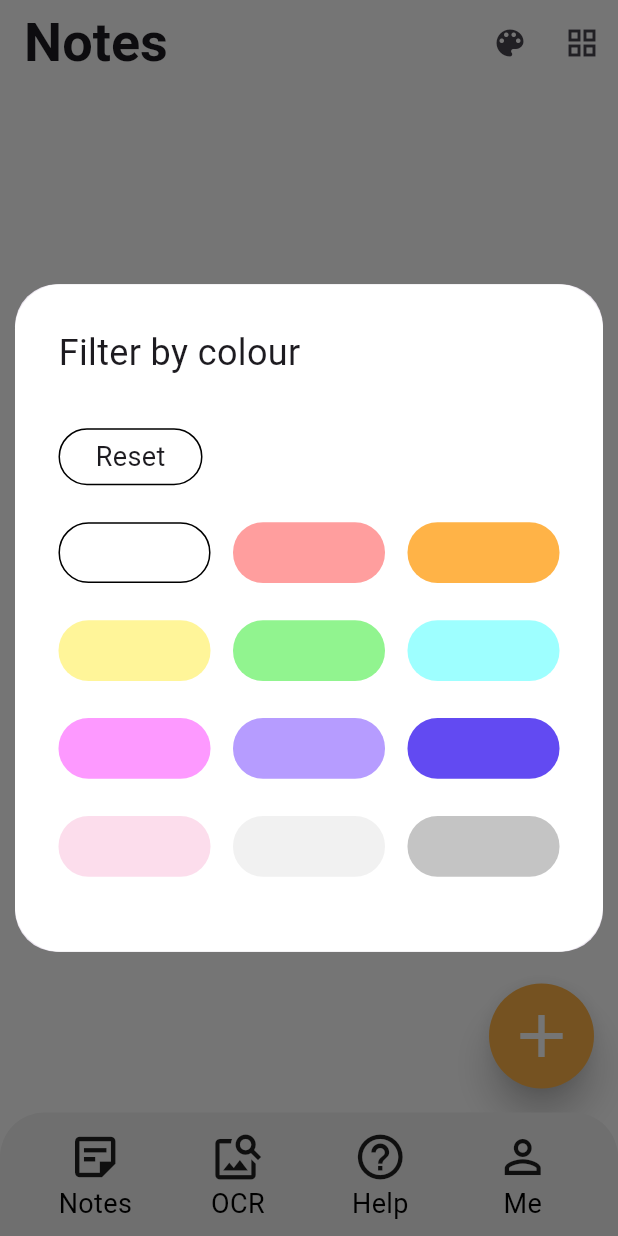
After one commit to Sardorcreate/flutter_projects, a Flutter app: the MainScreen screen opened directly, after a tap on the "color lens" icon, on a phone screen of 412 x 824 dp. The commit adds this screen. Run offline on Flutter 3.47's test engine with Material 3 defaults, Android fonts, the phone set to English and light mode, and no system bars; our stand-ins replace flutter_svg.

Commit message:
notes screen added

```diff
--- a/habit/lib/core/constants/app_colors.dart
+++ b/habit/lib/core/constants/app_colors.dart
@@ -7,6 +7,17 @@ class AppColors {
   static const Color background = Color(0xFFF1F1F1);
   static const Color error = Color(0xFFDD6A57);
   static const Color input = Color(0x40000000);
+
+  static const Color colour1 = Color(0xFFFF9E9E);
+  static const Color colour10 = Color(0xFFC4C4C4);
+  static const Color colour2 = Color(0xFFFFF599);
+  static const Color colour3 = Color(0xFF91F48F);
+  static const Color colour4 = Color(0xFF9EFFFF);
+  static const Color colour5 = Color(0xFFFD99FF);
+  static const Color colour6 = Color(0xFFB69CFF);
+  static const Color colour7 = Color(0xFF624AF2);
+  static const Color colour8 = Color(0xFFFCDDEC);
+
   static const Color lightGray = Color(0xFF787878);
   static const Color orange = Color(0xFFFFB347);
 
--- /dev/null
+++ b/habit/lib/screens/main_screen.dart
@@ -0,0 +1,116 @@
+import 'package:flutter/material.dart';
+import 'package:habit/screens/main_screen_elements/help_screen.dart';
+import 'package:habit/screens/main_screen_elements/notes/notes_screen.dart';
+import 'package:habit/screens/main_screen_elements/ocr_screen.dart';
+import 'package:habit/screens/main_screen_elements/profile_screen.dart';
+
+import '../core/constants/app_colors.dart';
+
+class MainScreen extends StatefulWidget {
+  const MainScreen({super.key});
+
+  @override
+  State<MainScreen> createState() => _MainScreenState();
+}
+
+class _MainScreenState extends State<MainScreen> {
+  int _selectedIndex = 0;
+
+  void changeTab(int index) {
+    if (mounted) {
+      setState(() => _selectedIndex = index);
+    }
+  }
+
+  final List<Widget> _screens = [
+    NotesScreen(),
+    OcrScreen(),
+    HelpScreen(),
+    ProfileScreen(),
+  ];
+
+  final List<IconData> _icon = [
+    Icons.sticky_note_2_outlined,
+    Icons.image_search,
+    Icons.help_outline,
+    Icons.person_outline,
+  ];
+
+  @override
+  void initState() {
+    super.initState();
+  }
+
+  void _onTabSelected(int index) {
+    if (_selectedIndex != index) {
+      setState(() => _selectedIndex = index);
+    }
+  }
+
+  @override
+  Widget build(BuildContext context) {
+
+    double height = MediaQuery.of(context).size.height;
+
+    final List<String> labels = [
+      'Notes',
+      'OCR',
+      'Help',
+      'Me',
+    ];
+    return Scaffold(
+      backgroundColor: AppColors.secondary,
+      body: IndexedStack(index: _selectedIndex, children: _screens),
+      bottomNavigationBar: Container(
+        height: height * 0.1,
+        decoration: BoxDecoration(
+          color: AppColors.background,
+          borderRadius: const BorderRadius.only(
+            topLeft: Radius.circular(30),
+            topRight: Radius.circular(30),
+          ),
+        ),
+        child: BottomAppBar(
+          color: Colors.transparent,
+          elevation: 0,
+          child: Row(
+            children: [
+              _navItem(index: 0, asset: _icon[0], label: labels[0]),
+              _navItem(index: 1, asset: _icon[1], label: labels[1]),
+              _navItem(index: 2, asset: _icon[2], label: labels[2]),
+              _navItem(index: 3, asset: _icon[3], label: labels[3]),
+            ],
+          ),
+        ),
+      ),
+    );
+  }
+
+  Widget _navItem({
+    required int index,
+    required IconData asset,
+    required String label,
+  }) {
+    return Expanded(
+      child: InkWell(
+        highlightColor: Colors.transparent,
+        splashColor: Colors.transparent,
+        onTap: () => _onTabSelected(index),
+        child: Column(
+          mainAxisSize: MainAxisSize.min,
+          children: [
+            Icon(asset, size: 36),
+            Text(
+              label,
+              overflow: TextOverflow.ellipsis,
+              style: TextStyle(
+                color: Colors.black,
+                fontSize: 18
+              )
+            ),
+          ],
+        ),
+      ),
+    );
+  }
+}
--- /dev/null
+++ b/habit/lib/screens/main_screen_elements/help_screen.dart
@@ -0,0 +1,21 @@
+import 'package:flutter/material.dart';
+
+class HelpScreen extends StatefulWidget {
+  const HelpScreen({super.key});
+
+  @override
+  State<HelpScreen> createState() => _HelpScreenState();
+}
+
+class _HelpScreenState extends State<HelpScreen> {
+  @override
+  Widget build(BuildContext context) {
+    return Scaffold(
+      appBar: AppBar(
+        title: Text("Help"),
+        centerTitle: true,
+      ),
+      body: const Placeholder(),
+    );
+  }
+}
--- /dev/null
+++ b/habit/lib/screens/main_screen_elements/notes/notes_screen.dart
@@ -0,0 +1,69 @@
+import 'package:flutter/material.dart';
+import 'package:habit/core/constants/app_colors.dart';
+import 'package:habit/widgets/notes_widgets.dart';
+
+class NotesScreen extends StatefulWidget {
+  const NotesScreen({super.key});
+
+  @override
+  State<NotesScreen> createState() => _NotesScreenState();
+}
+
+class _NotesScreenState extends State<NotesScreen> {
+
+  List<dynamic>? list = [];
+
+  @override
+  Widget build(BuildContext context) {
+
+    double height = MediaQuery.of(context).size.height;
+
+    return Scaffold(
+      backgroundColor: AppColors.secondary,
+      appBar: AppBar(
+        backgroundColor: AppColors.secondary,
+        toolbarHeight: height * 0.07,
+        title: Text("Notes", style: TextStyle(fontSize: 36, fontWeight: FontWeight.bold)),
+        actions: [
+          IconButton(
+            splashColor: Colors.transparent,
+            onPressed: (){
+              showDialog(context: context, builder: (BuildContext context) {
+                return NotesWidgets.buildDialog(height);
+              });
+            },
+            icon: Icon(Icons.color_lens),
+          ),
+          IconButton(
+            splashColor: Colors.transparent,
+            onPressed: (){},
+            icon: Icon(Icons.grid_view),
+          ),
+        ],
+        automaticallyImplyLeading: false,
+      ),
+      floatingActionButton: RawMaterialButton(
+        onPressed: (){
+          showDialog(context: context, builder: (BuildContext context) {
+            return NotesWidgets.buildDialog2(height);
+          });
+        },
+        splashColor: Colors.transparent,
+        fillColor: AppColors.primary,
+        shape: RoundedRectangleBorder(
+          borderRadius: BorderRadius.circular(35)
+        ),
+        elevation: 10,
+        constraints: BoxConstraints.tight(Size(70, 70)),
+        child: Icon(Icons.add, color: AppColors.secondary, size: 48),
+      ),
+      body: Builder(builder: (context){
+          if (list?.isNotEmpty == true) {
+            return NotesWidgets.buildGridView();
+          }
+          return NotesWidgets.emptyScreen();
+        }
+      ),
+    );
+  }
+}
--- /dev/null
+++ b/habit/lib/screens/main_screen_elements/ocr_screen.dart
@@ -0,0 +1,21 @@
+import 'package:flutter/material.dart';
+
+class OcrScreen extends StatefulWidget {
+  const OcrScreen({super.key});
+
+  @override
+  State<OcrScreen> createState() => _OcrScreenState();
+}
+
+class _OcrScreenState extends State<OcrScreen> {
+  @override
+  Widget build(BuildContext context) {
+    return Scaffold(
+      appBar: AppBar(
+        title: Text("OCR"),
+        centerTitle: true,
+      ),
+      body: const Placeholder(),
+    );
+  }
+}
--- /dev/null
+++ b/habit/lib/screens/main_screen_elements/profile_screen.dart
@@ -0,0 +1,21 @@
+import 'package:flutter/material.dart';
+
+class ProfileScreen extends StatefulWidget {
+  const ProfileScreen({super.key});
+
+  @override
+  State<ProfileScreen> createState() => _ProfileScreenState();
+}
+
+class _ProfileScreenState extends State<ProfileScreen> {
+  @override
+  Widget build(BuildContext context) {
+    return Scaffold(
+      appBar: AppBar(
+        title: Text("Profile"),
+        centerTitle: true,
+      ),
+      body: const Placeholder(),
+    );
+  }
+}
--- /dev/null
+++ b/habit/lib/widgets/notes_widgets.dart
@@ -0,0 +1,152 @@
+import 'package:flutter/material.dart';
+import 'package:flutter_svg/flutter_svg.dart';
+import 'package:habit/core/constants/app_colors.dart';
+
+class NotesWidgets {
+
+  static Widget emptyScreen() {
+    return Center(
+      child: Column(
+          mainAxisAlignment: MainAxisAlignment.center,
+          children: [
+            SvgPicture.asset("assets/images/rafiki.svg"),
+            SizedBox(height: 20),
+            Text("Create your first note !",
+                style: TextStyle(
+                  fontSize: 20,
+                )
+            )
+          ]
+      ),
+    );
+  }
+
+  static Widget buildGridView(){
+    return GridView(
+      gridDelegate: SliverGridDelegateWithFixedCrossAxisCount(crossAxisCount: 2),
+      children: [
+        Text("Kim kim kim"),
+        Text("Kim kim kim"),
+        Text("Kim kim kim"),
+        Text("Kim kim kim"),
+      ],
+    );
+  }
+
+  static Widget buildDialog(double height){
+
+    return Dialog(
+      insetPadding: EdgeInsets.symmetric(horizontal: 10),
+      child: Container(
+        padding: EdgeInsets.all(29),
+        height: height * 0.54,
+        decoration: BoxDecoration(
+          color: AppColors.secondary,
+          borderRadius: BorderRadius.circular(30),
+        ),
+        child: Column(
+          mainAxisAlignment: MainAxisAlignment.start,
+          crossAxisAlignment: CrossAxisAlignment.start,
+          children: [
+            Text("Filter by colour", style: TextStyle(fontSize: 24)),
+            SizedBox(height: height * 0.04),
+            _buildContainerWBorder(Text("Reset", style: TextStyle(fontSize: 18))),
+            SizedBox(height: height * 0.03),
+            Expanded(
+              child: GridView(
+                  padding: EdgeInsets.zero,
+                  gridDelegate: SliverGridDelegateWithFixedCrossAxisCount(
+                      crossAxisCount: 3,
+                      crossAxisSpacing: 15,
+                      mainAxisSpacing: height * 0.03,
+                      childAspectRatio: 2.5
+                  ),
+                  children: [
+                    _buildContainerWBorder(Container()),
+                    _buildContainer(AppColors.colour1),
+                    _buildContainer(AppColors.primary),
+                    _buildContainer(AppColors.colour2),
+                    _buildContainer(AppColors.colour3),
+                    _buildContainer(AppColors.colour4),
+                    _buildContainer(AppColors.colour5),
+                    _buildContainer(AppColors.colour6),
+                    _buildContainer(AppColors.colour7),
+                    _buildContainer(AppColors.colour8),
+                    _buildContainer(AppColors.background),
+                    _buildContainer(AppColors.colour10),
+                  ]
+              ),
+            ),
+          ],
+        ),
+      ),
+    );
+  }
+
+  static Widget buildDialog2(double height) {
+    return Dialog(
+        insetPadding: EdgeInsets.zero,
+        alignment: Alignment.bottomCenter,
+        child: Container(
+          padding: EdgeInsets.symmetric(horizontal: height * 0.05, vertical: 10),
+          height: height * 0.18,
+          decoration: BoxDecoration(
+            color: AppColors.secondary,
+            borderRadius: BorderRadius.circular(30),
+          ),
+          child: Column(
+              mainAxisAlignment: MainAxisAlignment.center,
+              crossAxisAlignment: CrossAxisAlignment.start,
+              children: [
+                Center(child: Text("New", style: TextStyle(fontSize: 24, fontWeight: FontWeight.w500))),
+                InkWell(
+                  onTap: (){},
+                  child: Row(
+                      spacing: 20,
+                      children: [
+                        Icon(Icons.keyboard, size: 36),
+                        Text("Add note", style: TextStyle(fontSize: 18),)
+                      ]
+                  ),
+                ),
+                SizedBox(height: height * 0.01),
+                InkWell(
+                  onTap: (){},
+                  child: Row(
+                      spacing: 20,
+                      children: [
+                        Icon(Icons.check_box, size: 36,),
+                        Text("Add to-do", style: TextStyle(fontSize: 18),)
+                      ]
+                  ),
+                )
+              ]
+          ),
+        )
+    );
+  }
+
+  static Widget _buildContainer(Color color) {
+    return Container(
+      decoration: BoxDecoration(
+        color: color,
+        borderRadius: BorderRadius.circular(20),
+      ),
+    );
+  }
+
+  static Widget _buildContainerWBorder(Widget child) {
+    return Container(
+      alignment: Alignment.center,
+      width: 96,
+      height: 38,
+      decoration: BoxDecoration(
+        color: AppColors.secondary,
+        borderRadius: BorderRadius.circular(20),
+        border: Border.all(color: Colors.black, width: 1),
+      ),
+      child: child,
+    );
+  }
+
+}
```
Also changed, not shown: habit/lib/main.dart (+0 -14 lines), habit/lib/screens/auth/login_screen.dart (+4 -5 lines), habit/lib/screens/main_screen_elements/notes/add_notes.dart (added, +18 -0 lines), habit/lib/widgets/app_bar.dart (+9 -0 lines), habit/assets/images/rafiki.svg (added), habit/lib/screens/main_screen_elements/notes/add_to_dos.dart (added), third/lib/core/client.dart (added), third/lib/features/categories/data/models/category_model.dart (added), third/lib/features/categories/data/repositories/category_repository.dart (added), third/lib/features/categories/presentation/managers/category_view_model.dart (added).
